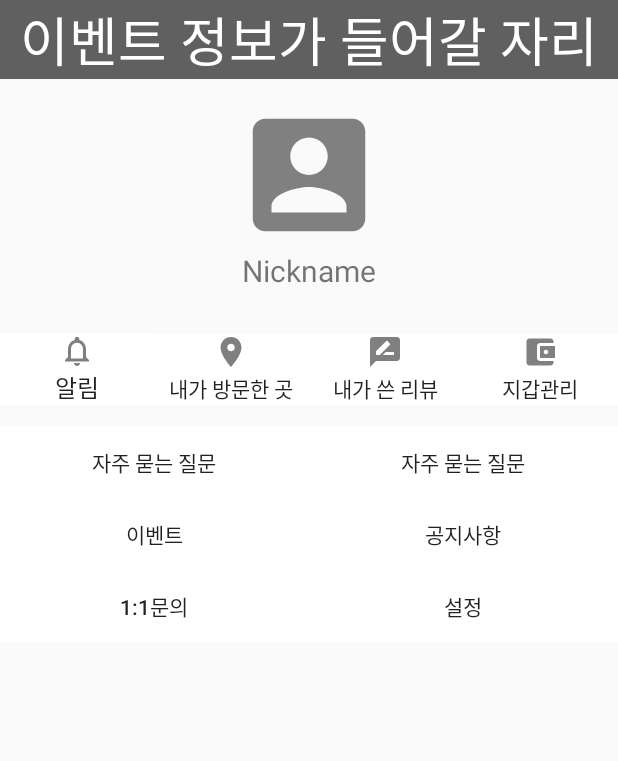
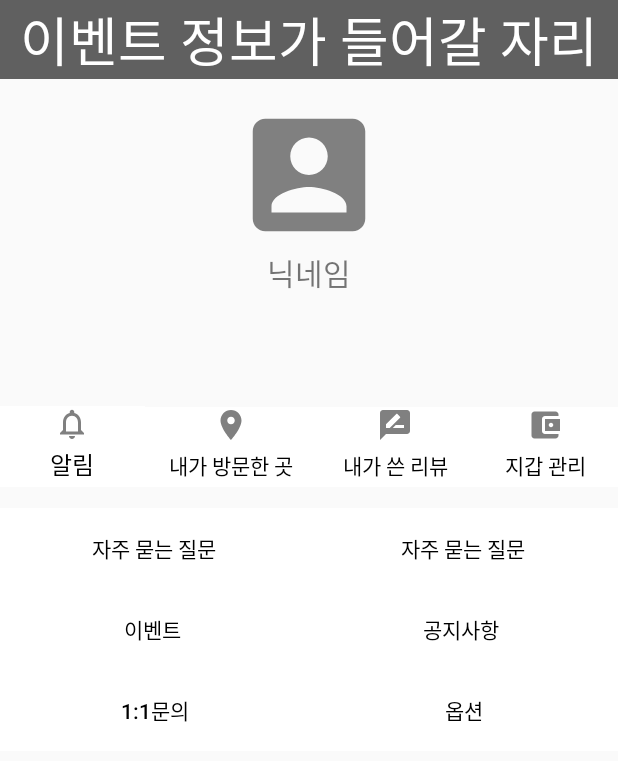
Before and after one commit to beoms96/Founders_Hackathon, an Android app: the layout activity_account_fragment.xml on its own in the app's theme, with its tools: preview values and no code run, on a phone screen of 412 x 824 dp. Shown: the top 761 px of the screen. Run offline under Robolectric (Android 15) with nearby library versions, the phone set to English and light mode, and no system bars.

Commit message:
beoms last commit

```diff
--- a/MJD_Final/app/src/main/AndroidManifest.xml
+++ b/MJD_Final/app/src/main/AndroidManifest.xml
@@ -14,6 +14,9 @@
         android:supportsRtl="true"
         android:theme="@style/AppTheme"
         tools:ignore="GoogleAppIndexingWarning">
+        <meta-data
+            android:name="com.google.android.geo.API_KEY"
+            android:value="AIzaSyCRuMEjdNWzmNU_Zu6RJcdjr-dnJ5OdqIU"/>
         <activity android:name=".InitActivity">
             <intent-filter>
                 <action android:name="android.intent.action.MAIN" />
--- a/MJD_Final/app/src/main/java/com/example/mjd_final/MapFragment.java
+++ b/MJD_Final/app/src/main/java/com/example/mjd_final/MapFragment.java
@@ -1,4 +1,3 @@
-
 package com.example.mjd_final;
 
 import android.location.Location;
--- a/MJD_Final/app/src/main/java/com/example/mjd_final/adapter/ReviewsAdapter.java
+++ /dev/null
@@ -1,4 +0,0 @@
-package com.example.mjd_final.adapter;
-
-public class ReviewsAdapter {
-}
--- a/MJD_Final/app/src/main/java/com/example/mjd_final/model/UserInfo.java
+++ b/MJD_Final/app/src/main/java/com/example/mjd_final/model/UserInfo.java
@@ -8,6 +8,7 @@ public class UserInfo extends BaseObservable {
     private String seedHash;
     private String address;
     private String balance;
+    private Review reviewToWrite;
 
     public static UserInfo getInstance() {
         return LazyHolder.INSTANCE;
@@ -39,6 +40,10 @@ public class UserInfo extends BaseObservable {
         notifyPropertyChanged(com.example.mjd_final.BR.balance);
     }
 
+    public Review getReviewToWrite() {
+        return reviewToWrite;
+    }
+
     private static class LazyHolder {
         private static final UserInfo INSTANCE = new UserInfo();
     }
--- /dev/null
+++ b/MJD_Final/app/src/main/java/com/example/mjd_final/remote/ReviewPost.java
@@ -0,0 +1,4 @@
+package com.example.mjd_final.remote;
+
+public class ReviewPost {
+}
--- /dev/null
+++ b/MJD_Final/app/src/main/java/com/example/mjd_final/remote/VotePost.java
@@ -0,0 +1,4 @@
+package com.example.mjd_final.remote;
+
+public class VotePost {
+}
--- a/MJD_Final/app/src/main/res/layout/activity_account_fragment.xml
+++ b/MJD_Final/app/src/main/res/layout/activity_account_fragment.xml
@@ -13,9 +13,9 @@
             android:textColor="#FFFFFF"
             android:layout_width="match_parent"
             android:layout_height="wrap_content"
-            android:text="이벤트 정보가 들어갈 자리"
+            android:text="@string/EventSpace"
             android:textAlignment="center"
-            android:textSize="35dp"
+            android:textSize="35sp"
             />
 
     </LinearLayout>
@@ -38,16 +38,16 @@
             android:maxWidth="50dp"
             android:adjustViewBounds="true"
             android:layout_gravity="center"
-            />
+            android:contentDescription="@string/AndroidSide" />
 
         <TextView
             android:id="@+id/nickname"
             android:layout_width="match_parent"
-            android:layout_height="wrap_content"
+            android:layout_height="76dp"
             android:layout_weight="1"
-            android:text="Nickname"
+            android:text="@string/nickname"
             android:textAlignment="center"
-            android:textSize="20dp" />
+            android:textSize="20sp" />
 
 
     </LinearLayout>
@@ -59,44 +59,47 @@
         android:weightSum="4">
 
         <Button
-            style="?android:attr/borderlessButtonStyle"
+            style="?android:attr/buttonBarButtonStyle"
             android:layout_width="wrap_content"
             android:layout_height="wrap_content"
             android:background="#FFFFFF"
             android:drawableTop="@drawable/ic_notifications_none_24px"
-
-            android:textSize="16dp"
-            android:text="알림"
-            android:layout_weight="1"/>
+            android:textSize="16sp"
+            android:text="@string/Alert"
+            android:textColor="#000000"
+            android:layout_weight="1" />
 
         <Button
-            style="?android:attr/borderlessButtonStyle"
+            style="?android:attr/buttonBarButtonStyle"
             android:layout_width="wrap_content"
             android:layout_height="wrap_content"
             android:background="#FFFFFF"
             android:drawableTop="@drawable/ic_place_24px"
-            android:text="내가 방문한 곳"
+            android:text="@string/whenigo"
+            android:textColor="#000000"
             android:layout_weight="1" />
 
         <Button
             android:id="@+id/myReviews"
-            style="?android:attr/borderlessButtonStyle"
+            style="?android:attr/buttonBarButtonStyle"
             android:layout_width="wrap_content"
             android:layout_height="wrap_content"
             android:layout_weight="1"
             android:background="#FFFFFF"
+            android:textColor="#000000"
             android:drawableTop="@drawable/ic_rate_review_24px"
-            android:text="내가 쓴 리뷰" />
+            android:text="@string/writeReview" />
 
         <Button
             android:id="@+id/manageWallet"
-            style="?android:attr/borderlessButtonStyle"
+            style="?android:attr/buttonBarButtonStyle"
             android:layout_width="wrap_content"
             android:layout_height="wrap_content"
             android:layout_weight="1"
             android:background="#FFFFFF"
+            android:textColor="#000000"
             android:drawableTop="@drawable/ic_account_balance_wallet_24px"
-            android:text="지갑관리" />
+            android:text="@string/manageWallet" />
 
     </LinearLayout>
 
@@ -108,24 +111,27 @@
         <Button
             android:layout_width="wrap_content"
             android:layout_height="wrap_content"
-            android:text="자주 묻는 질문"
+            android:text="@string/FAQ"
             android:background="#FFFFFF"
             android:paddingTop="5dp"
             android:paddingVertical="10dp"
             android:paddingHorizontal="10dp"
             android:layout_weight="1"
+            android:textColor="#000000"
+            style="?android:attr/buttonBarButtonStyle"
             />
 
         <Button
             android:layout_width="wrap_content"
             android:layout_height="wrap_content"
-            android:text="자주 묻는 질문"
+            android:text="@string/FAQ"
             android:background="#FFFFFF"
             android:paddingTop="5dp"
             android:paddingVertical="10dp"
             android:paddingHorizontal="10dp"
             android:layout_weight="1"
-
+            style="?android:attr/buttonBarButtonStyle"
+            android:textColor="#000000"
             />
 
 
@@ -139,24 +145,27 @@
         <Button
             android:layout_width="wrap_content"
             android:layout_height="wrap_content"
-            android:text="이벤트"
+            android:text="@string/event"
             android:background="#FFFFFF"
             android:paddingTop="5dp"
             android:paddingVertical="10dp"
             android:paddingHorizontal="10dp"
             android:layout_weight="1"
+            style="?android:attr/buttonBarButtonStyle"
+            android:textColor="#000000"
             />
 
         <Button
             android:layout_width="wrap_content"
             android:layout_height="wrap_content"
-            android:text="공지사항"
+            android:text="@string/notifi"
             android:background="#FFFFFF"
             android:paddingTop="5dp"
             android:paddingVertical="10dp"
             android:paddingHorizontal="10dp"
             android:layout_weight="1"
-
+            style="?android:attr/buttonBarButtonStyle"
+            android:textColor="#000000"
             />
 
 
@@ -170,37 +179,35 @@
         <Button
             android:layout_width="wrap_content"
             android:layout_height="wrap_content"
-            android:text="1:1문의"
+            android:text="@string/onevsone"
             android:background="#FFFFFF"
             android:paddingTop="5dp"
             android:paddingVertical="10dp"
             android:paddingHorizontal="10dp"
             android:layout_weight="1"
+            style="?android:attr/buttonBarButtonStyle"
+            android:textColor="#000000"
             />
 
         <Button
             android:layout_width="wrap_content"
             android:layout_height="wrap_content"
-            android:text="설정"
+            android:text="@string/option"
             android:background="#FFFFFF"
             android:paddingTop="5dp"
             android:paddingVertical="10dp"
             android:paddingHorizontal="10dp"
             android:layout_weight="1"
-
+            style="?android:attr/buttonBarButtonStyle"
+            android:textColor="#000000"
             />
 
 
     </LinearLayout>
 
     <androidx.recyclerview.widget.RecyclerView
+        android:id="@+id/recyclerView"
         android:layout_width="match_parent"
         android:layout_height="match_parent" />
 
-    <ProgressBar
-        android:id="@+id/progressBar2"
-        style="?android:attr/progressBarStyle"
-        android:layout_width="match_parent"
-        android:layout_height="wrap_content" />
-
 </LinearLayout>
--- a/MJD_Final/app/src/main/res/layout/activity_map_fragment.xml
+++ b/MJD_Final/app/src/main/res/layout/activity_map_fragment.xml
@@ -1,4 +1,3 @@
-
 <?xml version="1.0" encoding="utf-8"?>
 <LinearLayout xmlns:android="http://schemas.android.com/apk/res/android"
     android:orientation="vertical" android:layout_width="match_parent"
--- a/MJD_Final/app/src/main/res/values/strings.xml
+++ b/MJD_Final/app/src/main/res/values/strings.xml
@@ -7,4 +7,17 @@
     <string name="comment_count"><u>%d / 150</u></string>
     <string name="MJD">Mapgo JJago Dangeo</string>
     <string name="AndroidSide">AndroidSide logo</string>
+    <string name="EventSpace">이벤트 정보가 들어갈 자리</string>
+    <string name="nickname">닉네임</string>
+    <string name="Alert">알림</string>
+    <string name="whenigo">내가 방문한 곳</string>
+    <string name="writeReview">내가 쓴 리뷰</string>
+    <string name="manageWallet">지갑 관리</string>
+    <string name="FAQ">자주 묻는 질문</string>
+    <string name="event">이벤트</string>
+    <string name="notifi">공지사항</string>
+    <string name="onevsone">1:1문의</string>
+    <string name="option">옵션</string>
+    <string name="balance">Balance</string>
+
 </resources>
```
Also changed, not shown: MJD_Final/app/src/main/java/com/example/mjd_final/AccountFragment.java (+19 -5 lines), MJD_Final/app/src/main/java/com/example/mjd_final/ReviewPresenter.java (added, +135 -0 lines), MJD_Final/app/src/main/java/com/example/mjd_final/contract/ReviewContract.java (added, +23 -0 lines), MJD_Final/app/src/main/res/drawable/ic_my_location_24px.xml (added, +9 -0 lines), MJD_Final/app/src/main/res/layout/activity_review_fragment.xml (+12 -1 lines).
